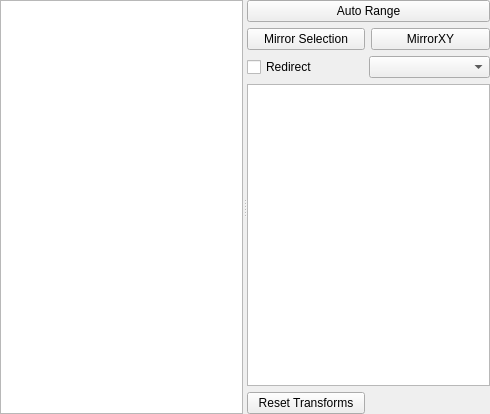
pyqtgraph/pyqtgraph, file pyqtgraph/canvas/CanvasTemplate.ui: the form before one commit.
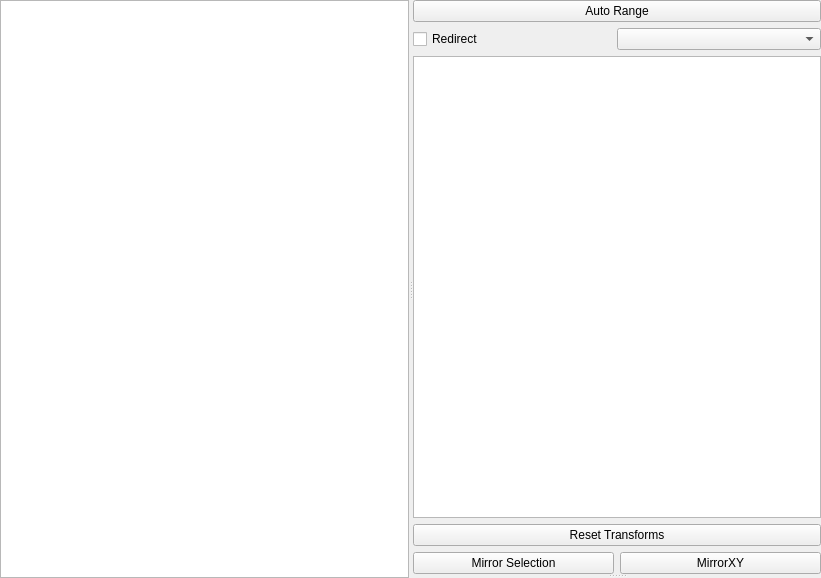
The form after the commit. Custom widgets are drawn as their Qt base class.

Commit message: Refactor canvas ui to make it easier to embed / extend

Patch:
```diff
--- a/pyqtgraph/canvas/CanvasTemplate.ui
+++ b/pyqtgraph/canvas/CanvasTemplate.ui
@@ -6,14 +6,14 @@
    <rect>
     <x>0</x>
     <y>0</y>
-    <width>490</width>
-    <height>414</height>
+    <width>821</width>
+    <height>578</height>
    </rect>
   </property>
   <property name="windowTitle">
    <string>Form</string>
   </property>
-  <layout class="QGridLayout" name="gridLayout">
+  <layout class="QGridLayout" name="gridLayout_2">
    <property name="margin">
     <number>0</number>
    </property>
@@ -26,9 +26,13 @@
       <enum>Qt::Horizontal</enum>
      </property>
      <widget class="GraphicsView" name="view"/>
-     <widget class="QWidget" name="layoutWidget">
-      <layout class="QGridLayout" name="gridLayout_2">
-       <item row="2" column="0" colspan="2">
+     <widget class="QSplitter" name="vsplitter">
+      <property name="orientation">
+       <enum>Qt::Vertical</enum>
+      </property>
+      <widget class="QWidget" name="canvasCtrlWidget" native="true">
+       <layout class="QGridLayout" name="gridLayout">
+        <item row="0" column="0" colspan="2">
         <widget class="QPushButton" name="autoRangeBtn">
          <property name="sizePolicy">
           <sizepolicy hsizetype="Minimum" vsizetype="Fixed">
@@ -41,7 +45,7 @@
          </property>
         </widget>
        </item>
-       <item row="5" column="0" colspan="2">
+        <item row="1" column="0" colspan="2">
         <layout class="QHBoxLayout" name="horizontalLayout">
          <property name="spacing">
           <number>0</number>
@@ -61,7 +65,7 @@
          </item>
         </layout>
        </item>
-       <item row="6" column="0" colspan="2">
+        <item row="2" column="0" colspan="2">
         <widget class="TreeWidget" name="itemList">
          <property name="sizePolicy">
           <sizepolicy hsizetype="Expanding" vsizetype="Expanding">
@@ -79,28 +83,21 @@
          </column>
         </widget>
        </item>
-       <item row="10" column="0" colspan="2">
-        <layout class="QGridLayout" name="ctrlLayout">
-         <property name="spacing">
-          <number>0</number>
-         </property>
-        </layout>
-       </item>
-       <item row="7" column="0">
+        <item row="3" column="0" colspan="2">
         <widget class="QPushButton" name="resetTransformsBtn">
          <property name="text">
           <string>Reset Transforms</string>
          </property>
         </widget>
        </item>
-       <item row="3" column="0">
+        <item row="4" column="0">
         <widget class="QPushButton" name="mirrorSelectionBtn">
          <property name="text">
           <string>Mirror Selection</string>
          </property>
         </widget>
        </item>
-       <item row="3" column="1">
+        <item row="4" column="1">
         <widget class="QPushButton" name="reflectSelectionBtn">
          <property name="text">
           <string>MirrorXY</string>
@@ -108,6 +105,17 @@
         </widget>
        </item>
       </layout>
+      </widget>
+      <widget class="QWidget" name="canvasItemCtrl" native="true">
+       <layout class="QGridLayout" name="ctrlLayout">
+        <property name="margin">
+         <number>0</number>
+        </property>
+        <property name="spacing">
+         <number>0</number>
+        </property>
+       </layout>
+      </widget>
      </widget>
     </widget>
    </item>
```
Lines whose indentation alone changed are shown as unchanged. The commit also changes 3 other files.
